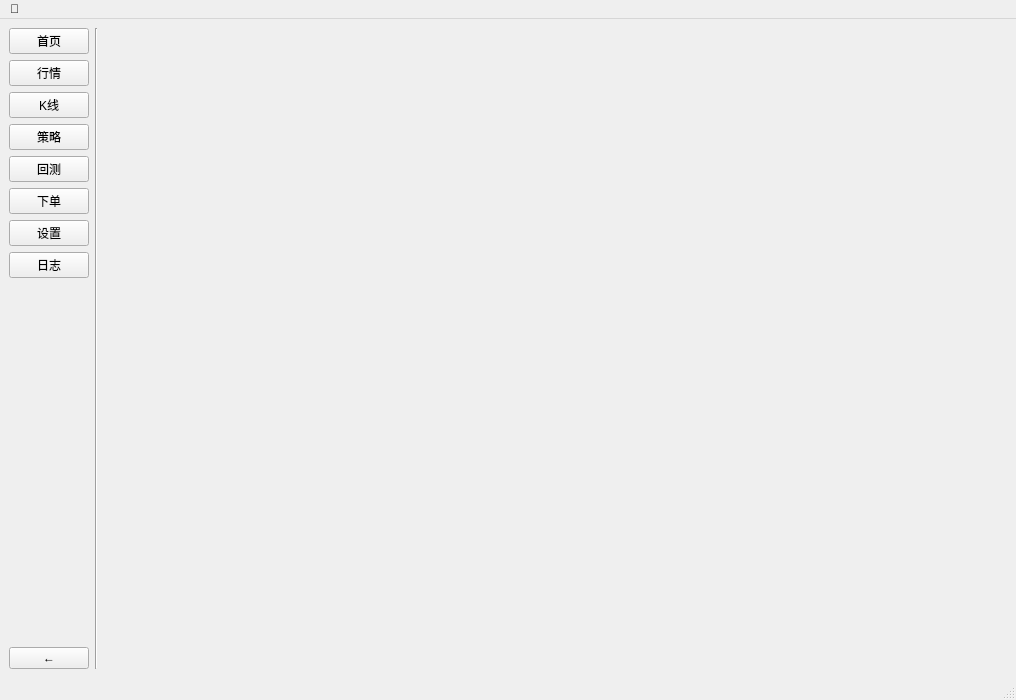
First picture: the form in app/ui/mainwindow.ui, repository ctpbee/ctpbee_desktop, before the edit.
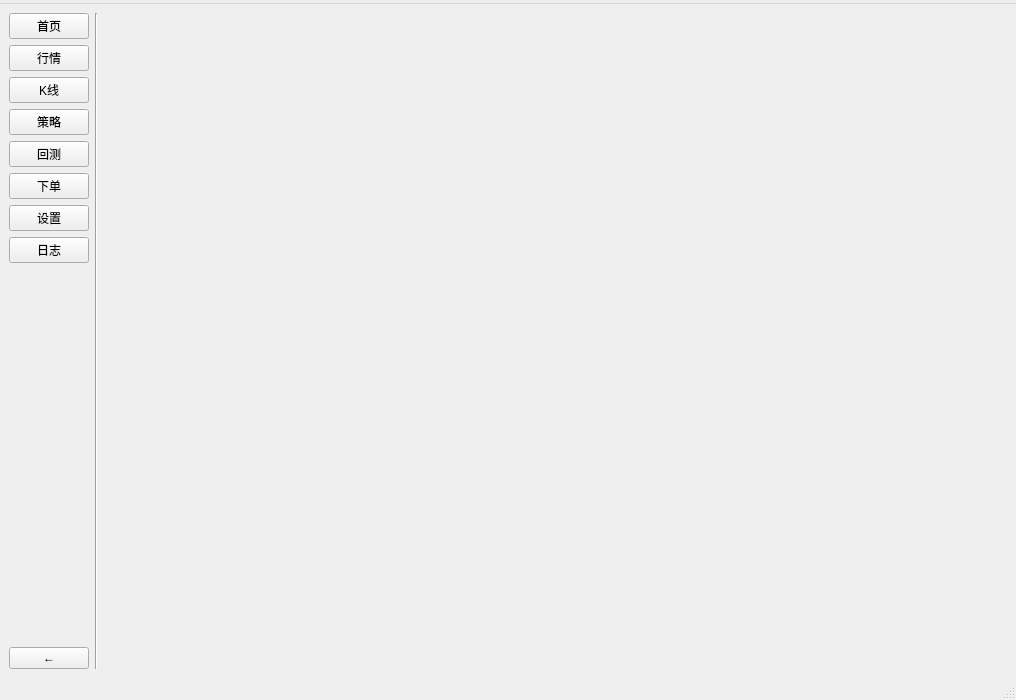
Second picture: the form after the edit. Icons and pictures are not drawn.

Patch:
```diff
--- a/app/ui/mainwindow.ui
+++ b/app/ui/mainwindow.ui
@@ -118,12 +118,13 @@
      <x>0</x>
      <y>0</y>
      <width>1016</width>
-     <height>27</height>
+     <height>26</height>
     </rect>
    </property>
    <widget class="QMenu" name="menux">
-    <property name="title">
-     <string>🎈</string>
+    <property name="icon">
+     <iconset resource="../resource/mainwindow.qrc">
+      <normaloff>:/menu/icon/quit.png</normaloff>:/menu/icon/quit.png</iconset>
     </property>
     <addaction name="quit_action"/>
    </widget>
```
Left out of the diff: 4 changed lines with no effect on the pictures.
